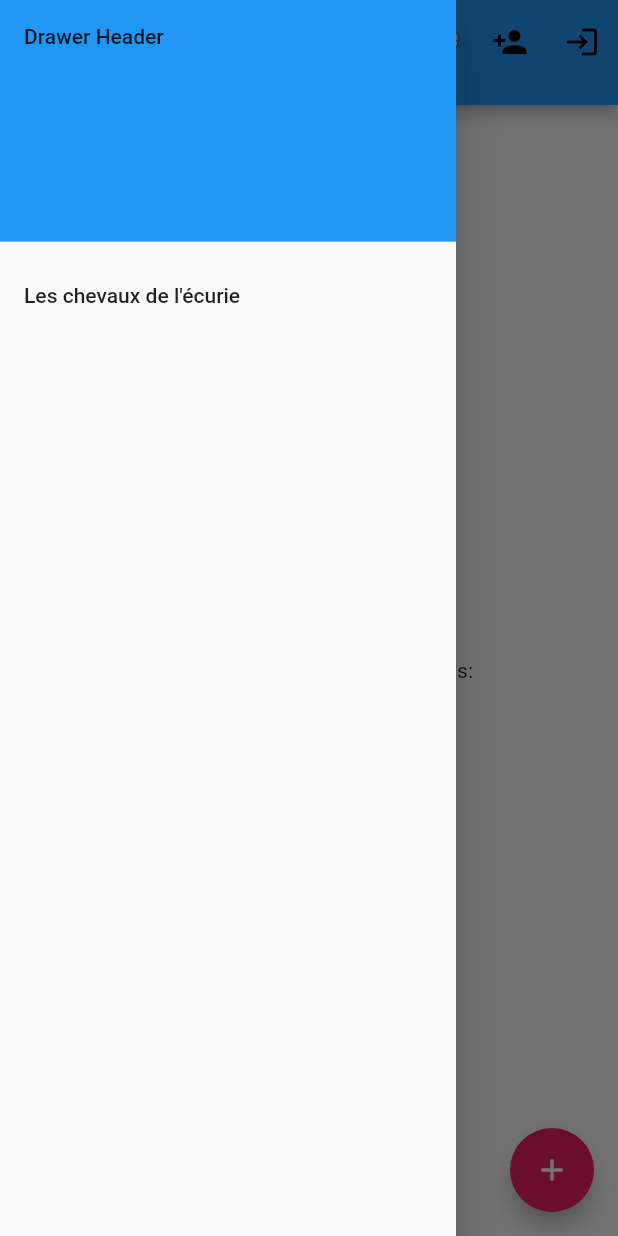
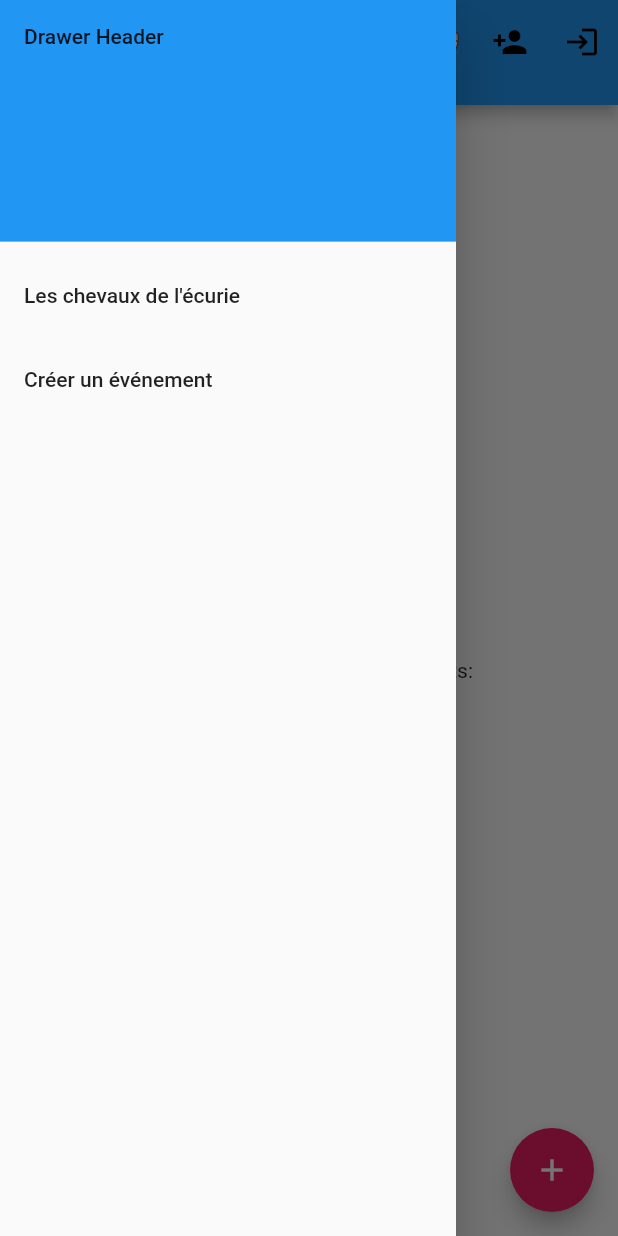
Before and after one commit to MohamedNiaissa/gestion_ecurie_project, a Flutter app: the HorseStable screen opened by its route, with the side drawer open, on a phone screen of 412 x 824 dp. Run offline on Flutter 3.47's test engine with Material 2 defaults, Android fonts, the phone set to English and light mode, and no system bars; our stand-ins replace go_router; missing offline and left inert: mongo_dart, universal_html.

Commit message:
template terminée

```diff
--- a/lib/route/route.dart
+++ b/lib/route/route.dart
@@ -3,6 +3,7 @@ import 'package:gestion_ecurie/view/pages/home_page.dart';
 import 'package:gestion_ecurie/view/pages/horses_stable.dart';
 import 'package:go_router/go_router.dart';
 
+import '../view/pages/creation_event.dart';
 import '../view/pages/profil.dart';
 
 final GoRouter router = GoRouter(
@@ -28,5 +29,11 @@ final GoRouter router = GoRouter(
             return const Profil();
           }
       ),
+      GoRoute(
+          path: '/creer_evenement',
+          builder: (BuildContext context, GoRouterState state){
+            return const FormsEvent();
+          }
+      )
     ]
 );
--- a/lib/view/pages/horses_stable.dart
+++ b/lib/view/pages/horses_stable.dart
@@ -1,6 +1,7 @@
 import 'package:flutter/material.dart';
 import 'package:gestion_ecurie/controller/actualites_controller.dart';
 import 'package:gestion_ecurie/view/pages/signup_popup.dart';
+import 'package:gestion_ecurie/view/shared/drawer.dart';
 import 'package:go_router/go_router.dart';
 
 import '../shared/navbar.dart';
@@ -39,22 +40,7 @@ class _HorsePageStable extends State<HorseStable> {
           ],
         ),
       ),
-      drawer: Drawer(
-          child: ListView(children: [
-            const DrawerHeader(
-              decoration: BoxDecoration(
-                color: Colors.blue,
-              ),
-              child: Text('Drawer Header'),
-            ),
-            ListTile(
-              title: const Text("Les chevaux de l'écurie"),
-              onTap: () {
-                return context.go('/horse_page');
-              },
-            ),
-
-          ])),
+      drawer: DrawerComponent(),
       floatingActionButton: FloatingActionButton(
         onPressed: _newEvent,
         tooltip: 'new event',
--- a/lib/view/pages/profil.dart
+++ b/lib/view/pages/profil.dart
@@ -2,6 +2,7 @@ import 'dart:ui';
 
 import 'package:flutter/material.dart';
 import 'package:gestion_ecurie/view/pages/infosUser.dart';
+import 'package:gestion_ecurie/view/shared/drawer.dart';
 
 import '../../backend/local_storage.dart';
 import '../shared/navbar.dart';
@@ -27,6 +28,7 @@ class _ProfilState extends State<Profil> {
           ],
         ),
       ),
+      drawer: DrawerComponent(),
     );
   }
 }
--- /dev/null
+++ b/lib/view/shared/drawer.dart
@@ -0,0 +1,35 @@
+import 'package:flutter/material.dart';
+import 'package:go_router/go_router.dart';
+class DrawerComponent extends StatefulWidget {
+  const DrawerComponent({Key? key}) : super(key: key);
+
+  @override
+  State<DrawerComponent> createState() => _DrawerComponentState();
+}
+
+class _DrawerComponentState extends State<DrawerComponent> {
+  @override
+  Widget build(BuildContext context) {
+    return  Drawer(
+        child: ListView(children: [
+          const DrawerHeader(
+            decoration: BoxDecoration(
+              color: Colors.blue,
+            ),
+            child: Text('Drawer Header'),
+          ),
+          ListTile(
+            title: const Text("Les chevaux de l'écurie"),
+            onTap: () {
+              return context.go('/horse_page');
+            },
+          ),
+          ListTile(
+            title: const Text("Créer un événement"),
+            onTap: () {
+              return context.go('/creer_evenement');
+            },
+          ),
+        ])); // This trailing comma makes auto-formatting nicer for build methods.;
+  }
+}
```
Also changed, not shown: lib/view/pages/creation_event.dart (added, +36 -0 lines), lib/view/pages/form_concours.dart (added, +109 -0 lines), lib/view/pages/home_page.dart (+2 -15 lines).
